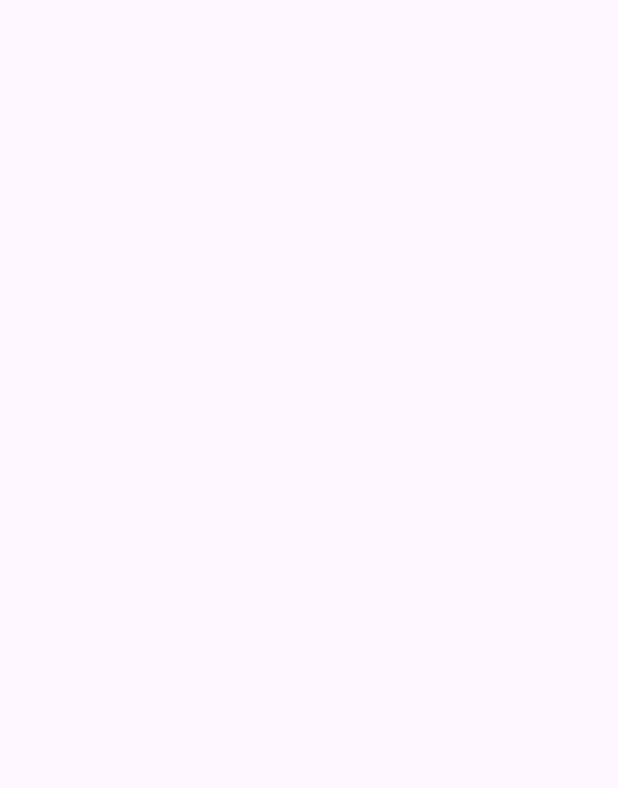
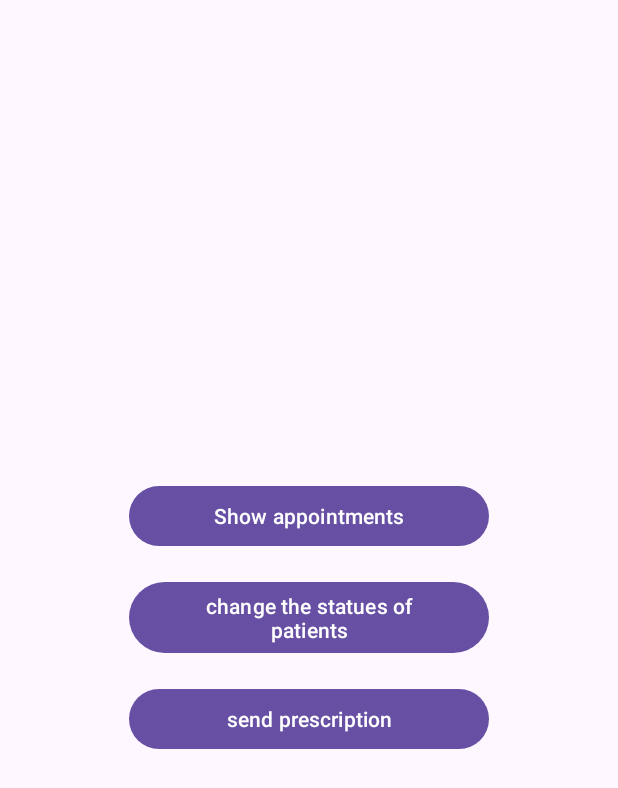
Before and after one commit to saladk21/Hospital_Management_System_V0.1, an Android app: the Doctor screen opened directly, with no data from a screen before it, on a phone screen of 412 x 824 dp. Before the commit the part shown is empty. Shown: the top 788 px of the screen. Run offline under Robolectric (Android 15) with nearby library versions, the phone set to English and light mode, and no system bars.

Commit message:
doctor layout, main layout, and java main

```diff
--- a/app/src/main/java/com/example/hospital_management_system_v01/MainActivity.java
+++ b/app/src/main/java/com/example/hospital_management_system_v01/MainActivity.java
@@ -15,6 +15,7 @@ public class MainActivity extends AppCompatActivity {
 
         // Find the button by its ID
         Button adminButton = findViewById(R.id.adminButton);
+        Button doctorButton = findViewById(R.id.doctorButton);
 
         // Set up a click event for the button
         adminButton.setOnClickListener(new View.OnClickListener() {
@@ -25,5 +26,13 @@ public class MainActivity extends AppCompatActivity {
                 startActivity(intent);
             }
         });
+        doctorButton.setOnClickListener(new View.OnClickListener() {
+            @Override
+            public void onClick(View view) {
+                // Open the Admin activity when the button is clicked
+                Intent intent = new Intent(MainActivity.this, Doctor.class);
+                startActivity(intent);
+            }
+        });
     }
 }
--- a/app/src/main/res/layout/activity_doctor.xml
+++ b/app/src/main/res/layout/activity_doctor.xml
@@ -6,4 +6,33 @@
     android:layout_height="match_parent"
     tools:context=".Doctor">
 
+    <LinearLayout xmlns:android="http://schemas.android.com/apk/res/android"
+        android:layout_width="match_parent"
+        android:layout_height="match_parent"
+        android:orientation="vertical"
+        android:gravity="center">
+
+        <Button
+            android:id="@+id/showApp"
+            android:layout_width="240dp"
+            android:layout_height="wrap_content"
+            android:text="Show appointments"/>
+
+        <Button
+            android:id="@+id/changeStat"
+            android:layout_width="240dp"
+            android:layout_height="wrap_content"
+            android:text="change the statues of patients"
+            android:layout_marginTop="16dp"/>
+
+        <Button
+            android:id="@+id/SendPre"
+            android:layout_width="240dp"
+            android:layout_height="wrap_content"
+            android:text="send prescription"
+            android:layout_marginTop="16dp"/>
+
+    </LinearLayout>
+
+
 </androidx.constraintlayout.widget.ConstraintLayout>
```
